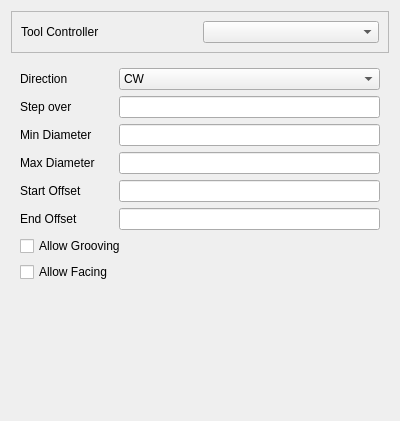
First picture: the form in src/Mod/Path/Gui/Resources/panels/PageOpTurnBaseEdit.ui, repository dubstar-04/FreeCAD, before the edit.
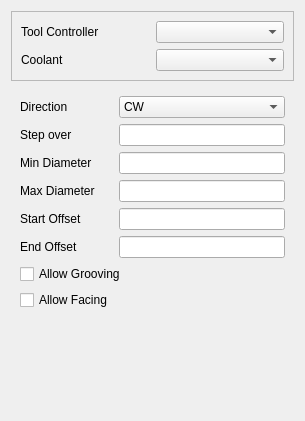
Second picture: the form after the edit. Custom widgets are drawn as their Qt base class.

Commit message: impliment coolant for turning operations

Diff of the .ui file:
```diff
--- a/src/Mod/Path/Gui/Resources/panels/PageOpTurnBaseEdit.ui
+++ b/src/Mod/Path/Gui/Resources/panels/PageOpTurnBaseEdit.ui
@@ -6,14 +6,14 @@
    <rect>
     <x>0</x>
     <y>0</y>
-    <width>400</width>
+    <width>305</width>
     <height>421</height>
    </rect>
   </property>
   <property name="windowTitle">
    <string>Form</string>
   </property>
-  <layout class="QGridLayout" name="gridLayout">
+  <layout class="QGridLayout" name="gridLayout_3">
    <item row="0" column="0">
     <widget class="QFrame" name="frame">
      <property name="frameShape">
@@ -22,21 +22,35 @@
      <property name="frameShadow">
       <enum>QFrame::Raised</enum>
      </property>
-     <layout class="QHBoxLayout" name="horizontalLayout">
-      <item>
+     <layout class="QGridLayout" name="gridLayout">
+      <item row="0" column="0">
        <widget class="QLabel" name="label">
         <property name="text">
          <string>Tool Controller</string>
         </property>
        </widget>
       </item>
-      <item>
+      <item row="0" column="1">
        <widget class="QComboBox" name="toolController">
         <property name="toolTip">
          <string>&lt;html&gt;&lt;head/&gt;&lt;body&gt;&lt;p&gt;The tool and its settings to be used for this operation.&lt;/p&gt;&lt;/body&gt;&lt;/html&gt;</string>
         </property>
        </widget>
       </item>
+      <item row="1" column="0">
+       <widget class="QLabel" name="label_9">
+        <property name="text">
+         <string>Coolant</string>
+        </property>
+       </widget>
+      </item>
+      <item row="1" column="1">
+       <widget class="QComboBox" name="coolantController">
+        <property name="toolTip">
+         <string>&lt;html&gt;&lt;head/&gt;&lt;body&gt;&lt;p&gt;The tool and its settings to be used for this operation.&lt;/p&gt;&lt;/body&gt;&lt;/html&gt;</string>
+        </property>
+       </widget>
+      </item>
      </layout>
     </widget>
    </item>
```
The commit also changes 2 other files.
